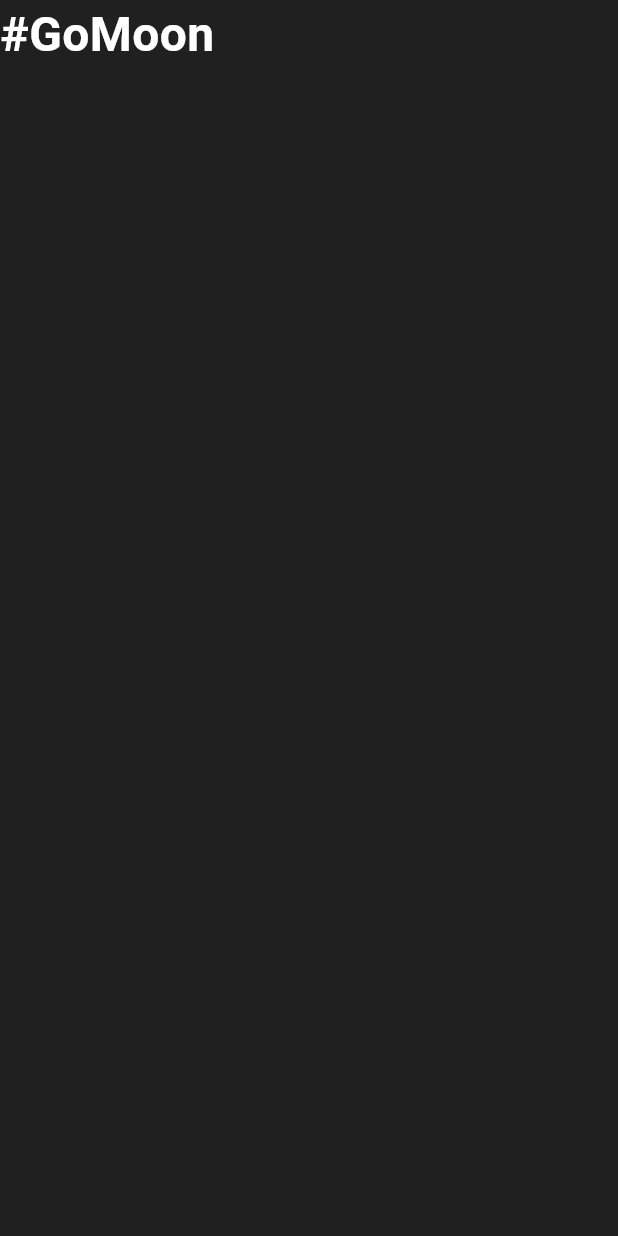
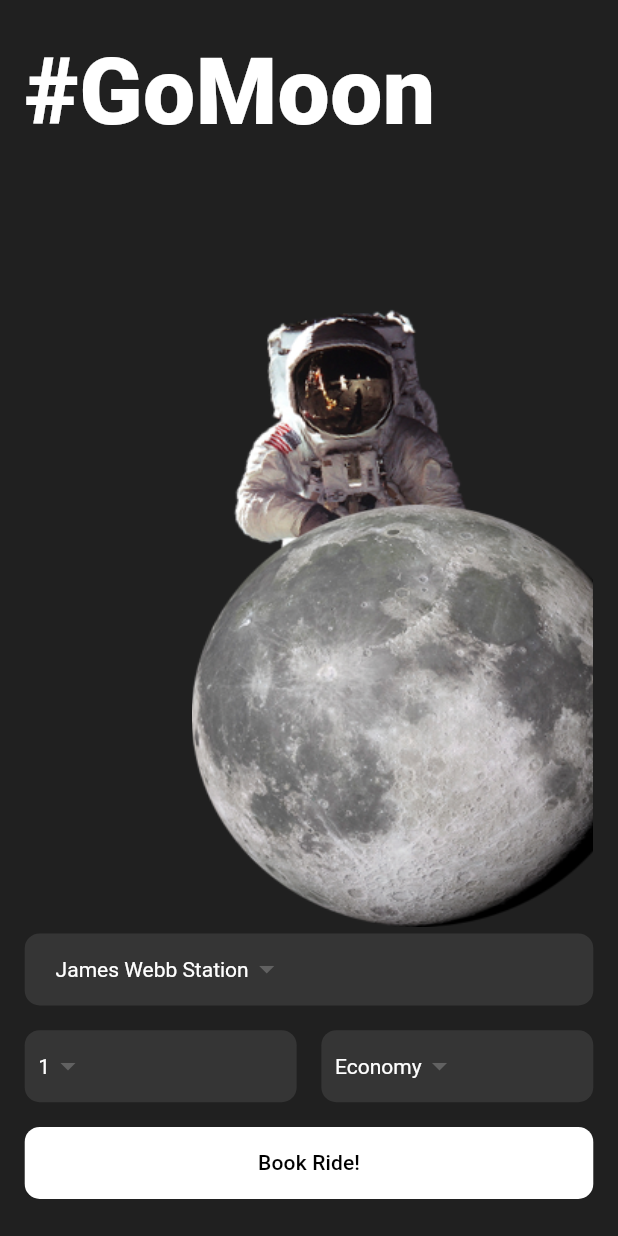
Before and after one commit to mpsalunggg/flutter-course, a Flutter app: the screen it shows after launch, on a phone screen of 412 x 824 dp. Run offline on Flutter 3.47's test engine with Material 3 defaults, Android fonts, the phone set to English and light mode, and no system bars.

Commit message:
feat: finishing ui gomoon app

```diff
--- a/go_moon/lib/pages/home_page.dart
+++ b/go_moon/lib/pages/home_page.dart
@@ -1,11 +1,39 @@
 import 'package:flutter/material.dart';
+import 'package:go_moon/widgets/custom_dropdown_button.dart';
 
 class HomePage extends StatelessWidget {
-  const HomePage({super.key});
+  late double _deviceHeight, _deviceWidth;
+
+  HomePage({super.key});
 
   @override
   Widget build(BuildContext context) {
-    return Scaffold(body: SafeArea(child: _pageTitle()));
+    _deviceHeight = MediaQuery.of(context).size.height;
+    _deviceWidth = MediaQuery.of(context).size.width;
+
+    return Scaffold(
+      body: SafeArea(
+        child: Container(
+          height: _deviceHeight,
+          width: _deviceWidth,
+          padding: EdgeInsets.symmetric(
+            horizontal: _deviceWidth * 0.04,
+            vertical: _deviceHeight * 0.02,
+          ),
+          child: Stack(
+            children: [
+              Column(
+                mainAxisAlignment: MainAxisAlignment.spaceBetween,
+                mainAxisSize: MainAxisSize.max,
+                crossAxisAlignment: CrossAxisAlignment.start,
+                children: [_pageTitle(), _bookRideWidget()],
+              ),
+              Align(child: _astroMoonImage(), alignment: Alignment.centerRight),
+            ],
+          ),
+        ),
+      ),
+    );
   }
 
   Widget _pageTitle() {
@@ -13,41 +41,76 @@ class HomePage extends StatelessWidget {
       '#GoMoon',
       style: TextStyle(
         color: Colors.white,
-        fontSize: 32,
-        fontWeight: FontWeight.bold,
+        fontSize: 62,
+        fontWeight: FontWeight.w800,
       ),
     );
   }
 
   Widget _astroMoonImage() {
     return Container(
+      height: _deviceHeight * 0.50,
+      width: _deviceWidth * 0.65,
       decoration: const BoxDecoration(
         image: DecorationImage(
           image: AssetImage('assets/images/astro_moon.png'),
-          fit: BoxFit.contain,
+          fit: BoxFit.fill,
         ),
       ),
     );
   }
 
+  Widget _bookRideWidget() {
+    return Column(
+      mainAxisAlignment: MainAxisAlignment.spaceBetween,
+      mainAxisSize: MainAxisSize.max,
+      children: [
+        _destinationDropDown(),
+        SizedBox(height: _deviceHeight * 0.02),
+        _travellersInformationWidget(),
+        SizedBox(height: _deviceHeight * 0.02),
+        _rideButton(),
+      ],
+    );
+  }
+
   Widget _destinationDropDown() {
-    List<DropdownMenuItem<String>> destinations =
-        ['Moon', 'Mars', 'Europa', 'Titan'].map<DropdownMenuItem<String>>((
-          String value,
-        ) {
-          return DropdownMenuItem<String>(
-            value: value,
-            child: Text(value, style: const TextStyle(color: Colors.white)),
-          );
-        }).toList();
+    return CustomDropdownButtonClass(
+      values: const ['James Webb Station', 'Preneure Station'],
+      width: _deviceWidth,
+    );
+  }
 
-    return DropdownButton<String>(
-      value: 'Moon',
-      items: destinations,
-      onChanged: (String? newValue) {},
-      dropdownColor: const Color.fromARGB(255, 50, 50, 50),
-      underline: Container(),
-      iconEnabledColor: Colors.white,
+  Widget _travellersInformationWidget() {
+    return Row(
+      mainAxisAlignment: MainAxisAlignment.spaceBetween,
+      mainAxisSize: MainAxisSize.max,
+      crossAxisAlignment: CrossAxisAlignment.center,
+      children: [
+        CustomDropdownButtonClass(
+          values: const ['1', '2', '3', '4'],
+          width: _deviceWidth * 0.44,
+        ),
+        CustomDropdownButtonClass(
+          values: const ['Economy', 'Business', 'First', 'Private'],
+          width: _deviceWidth * 0.44,
+        ),
+      ],
+    );
+  }
+
+  Widget _rideButton() {
+    return Container(
+      margin: EdgeInsets.only(bottom: _deviceHeight * 0.01),
+      width: _deviceWidth,
+      decoration: BoxDecoration(
+        color: Colors.white,
+        borderRadius: BorderRadius.circular(10),
+      ),
+      child: MaterialButton(
+        onPressed: () {},
+        child: const Text("Book Ride!", style: TextStyle(color: Colors.black)),
+      ),
     );
   }
 }
--- /dev/null
+++ b/go_moon/lib/widgets/custom_dropdown_button.dart
@@ -0,0 +1,31 @@
+import 'package:flutter/material.dart';
+import 'package:flutter/widgets.dart';
+
+class CustomDropdownButtonClass extends StatelessWidget {
+  List<String> values;
+  double width;
+
+  CustomDropdownButtonClass({required this.values, required this.width});
+
+  @override
+  Widget build(BuildContext context) {
+    return Container(
+      padding: EdgeInsets.symmetric(horizontal: width * 0.05),
+      width: width,
+      decoration: BoxDecoration(
+        color: const Color.fromRGBO(53, 53, 53, 1.0),
+        borderRadius: BorderRadius.circular(10),
+      ),
+      child: DropdownButton(
+        value: values.first,
+        onChanged: (_) {},
+        items: values.map((e) {
+          return DropdownMenuItem(child: Text(e), value: e);
+        }).toList(),
+        underline: Container(),
+        dropdownColor: const Color.fromRGBO(53, 53, 53, 1.0),
+        style: const TextStyle(color: Colors.white),
+      ),
+    );
+  }
+}
```
